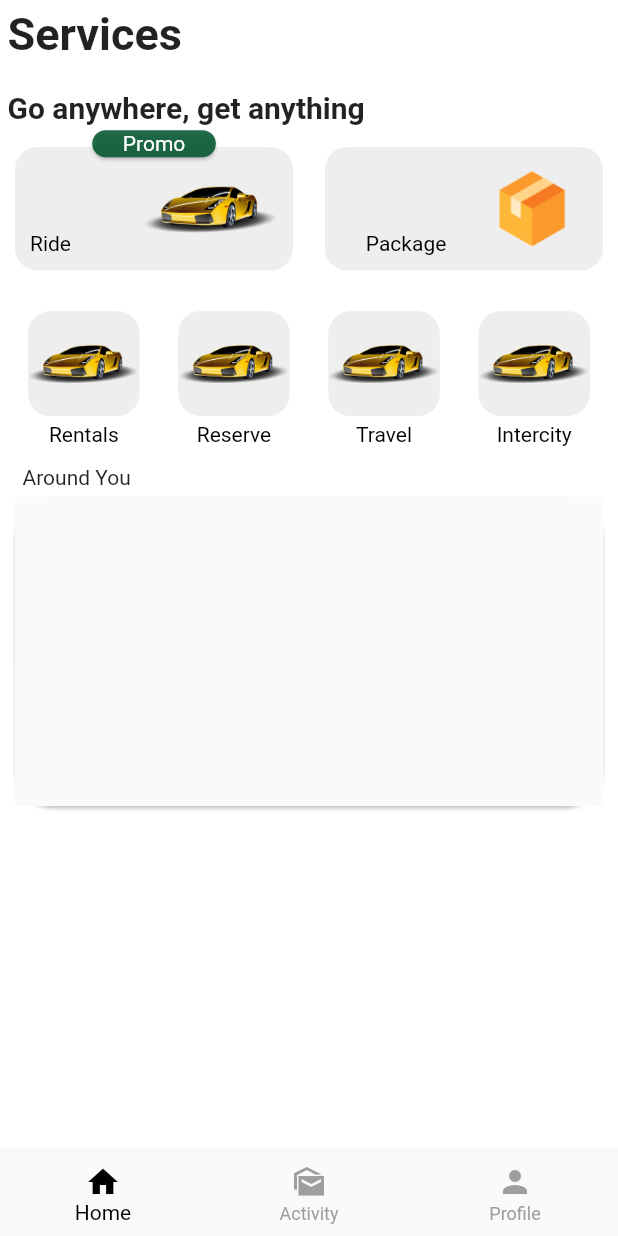
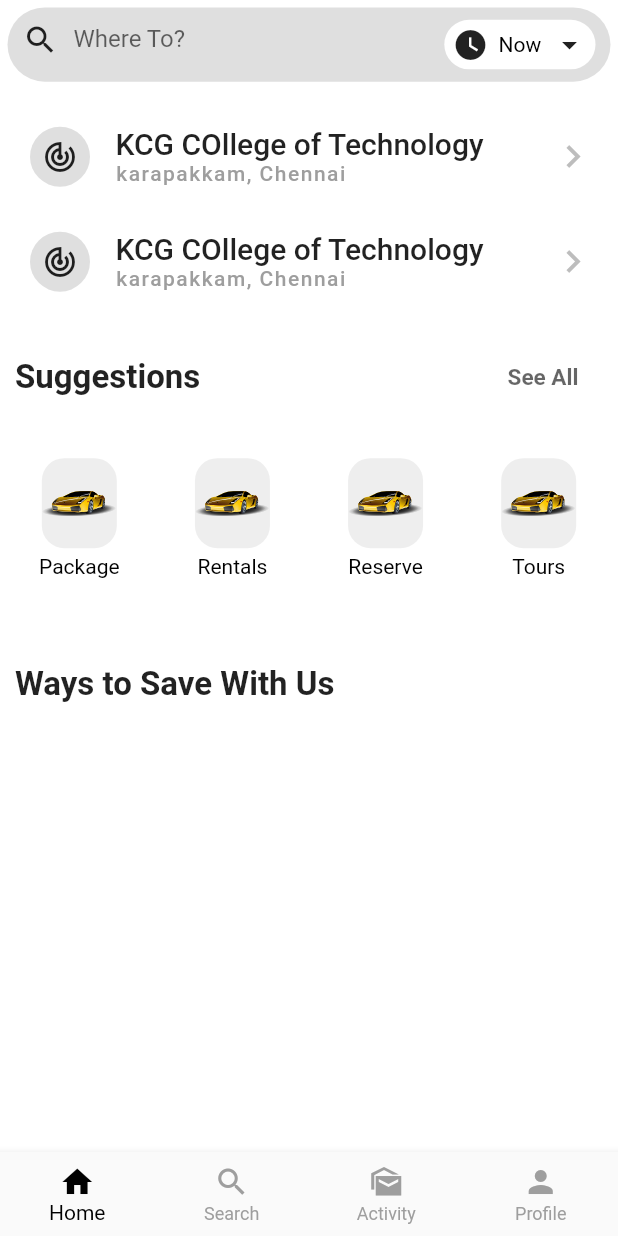
Before and after one commit to kiridharan/olacab_clone, a Flutter app: the screen it shows after launch, on a phone screen of 412 x 824 dp. Run offline on Flutter 3.47's test engine with Material 2 defaults, Android fonts, the phone set to English and light mode, and no system bars; our stand-ins replace flutter_svg, flutter_svg_provider, google_maps_flutter, google_sign_in, location, pie_chart and 1 more; Roboto replaces fonts that are missing (Nunito); project files that could hold a hidden picture were left out.

Commit message:
HomePage

```diff
--- a/lib/UI/components/activity/list_row_card.dart
+++ b/lib/UI/components/activity/list_row_card.dart
@@ -1,5 +1,5 @@
 import 'package:flutter/material.dart';
-import 'package:flutter_svg_provider/flutter_svg_provider.dart' as svgimage;
+import 'package:flutter_svg/flutter_svg.dart';
 
 class CustomeCardHome extends StatelessWidget {
   String title;
@@ -17,6 +17,7 @@ class CustomeCardHome extends StatelessWidget {
       color: Colors.white,
       child: SizedBox(
         width: MediaQuery.of(context).size.width * 0.20,
+        height: MediaQuery.of(context).size.height * 0.12,
         child: Column(
           mainAxisAlignment: MainAxisAlignment.start,
           children: [
@@ -25,13 +26,12 @@ class CustomeCardHome extends StatelessWidget {
                   borderRadius: BorderRadius.circular(15)),
               elevation: 0,
               color: Colors.grey.shade200,
-              child: const Padding(
-                padding: EdgeInsets.all(0),
-                child: Image(
-                  image: svgimage.Svg("assets/images/lam.svg"),
-                  fit: BoxFit.fitWidth,
-                  width: 90,
-                  height: 70,
+              child: Padding(
+                padding: const EdgeInsets.all(0),
+                child: SvgPicture.asset(
+                  "assets/images/lam.svg",
+                  height: 60,
+                  width: 50,
                 ),
               ),
             ),
--- a/lib/UI/components/activity/list_util.dart
+++ b/lib/UI/components/activity/list_util.dart
@@ -23,7 +23,7 @@ class ListUitl extends StatelessWidget {
               decoration: BoxDecoration(
                   color: const Color.fromARGB(225, 219, 219, 219),
                   borderRadius: BorderRadius.circular(100)),
-              child: const Icon(Icons.star),
+              child: const Icon(Icons.location_city),
             ),
             Text(
               title,
--- a/lib/UI/components/activity/search_activity.dart
+++ b/lib/UI/components/activity/search_activity.dart
@@ -1,7 +1,12 @@
+// ignore_for_file: public_member_api_docs, sort_constructors_first
 import 'package:flutter/material.dart';
 
 class SearchBar extends StatelessWidget {
-  const SearchBar({super.key});
+  TextEditingController controller;
+  SearchBar({
+    Key? key,
+    required this.controller,
+  }) : super(key: key);
 
   @override
   Widget build(BuildContext context) {
@@ -13,38 +18,37 @@ class SearchBar extends StatelessWidget {
           borderRadius: BorderRadius.circular(60)),
       child: SizedBox(
         width: MediaQuery.of(context).size.width,
-        height: MediaQuery.of(context).size.height * .05,
+        height: MediaQuery.of(context).size.height * .06,
         child: Row(
-          mainAxisAlignment: MainAxisAlignment.spaceBetween,
           children: [
             Row(
-              children: const [
-                Icon(Icons.search),
-                SizedBox(
-                  width: 10,
+              mainAxisAlignment: MainAxisAlignment.center,
+              crossAxisAlignment: CrossAxisAlignment.start,
+              children: [
+                const Icon(Icons.search),
+                Container(
+                  margin: const EdgeInsets.only(left: 10, top: 10),
+                  width: MediaQuery.of(context).size.width * .6,
+                  height: 20,
+                  child: TextFormField(
+                    controller: controller,
+                    decoration: const InputDecoration(
+                      border: InputBorder.none,
+                      hintText: 'Where To?',
                     ),
-                Text(
-                  "Where To?",
-                  style: TextStyle(
-                      color: Colors.black,
-                      fontSize: 16,
-                      fontWeight: FontWeight.normal),
+                  ),
                 ),
               ],
             ),
-            Row(
-              children: [
-                VerticalDivider(
-                  width: MediaQuery.of(context).size.height * .025,
-                ),
-                Container(
+            Flexible(
+              child: Container(
                 padding: const EdgeInsets.only(left: 2, right: 2),
                 decoration: BoxDecoration(
                     color: Colors.white,
                     borderRadius: BorderRadius.circular(60)),
                 child: SizedBox(
                   width: MediaQuery.of(context).size.width * 0.25,
-                    height: MediaQuery.of(context).size.height * .035,
+                  height: MediaQuery.of(context).size.height * .040,
                   child: Row(
                     mainAxisAlignment: MainAxisAlignment.spaceAround,
                     children: const [
@@ -57,8 +61,7 @@ class SearchBar extends StatelessWidget {
                     ],
                   ),
                 ),
-                )
-              ],
+              ),
             ),
           ],
         ),
--- /dev/null
+++ b/lib/UI/components/home/listWidget.dart
@@ -0,0 +1,63 @@
+import 'package:flutter/material.dart';
+
+class ListWidget extends StatelessWidget {
+  const ListWidget({super.key});
+
+  @override
+  Widget build(BuildContext context) {
+    return Container(
+      padding: const EdgeInsets.all(15),
+      width: double.infinity,
+      height: 70,
+      child: Row(
+        mainAxisAlignment: MainAxisAlignment.start,
+        crossAxisAlignment: CrossAxisAlignment.center,
+        children: [
+          Container(
+            width: 40,
+            height: 40,
+            margin:
+                const EdgeInsets.only(left: 5, right: 10, bottom: 0, top: 0),
+            padding: const EdgeInsets.only(left: 2, right: 2),
+            decoration: BoxDecoration(
+                color: const Color.fromARGB(225, 219, 219, 219),
+                borderRadius: BorderRadius.circular(100)),
+            child: const Icon(Icons.track_changes),
+          ),
+          Flexible(
+            child: Container(
+              width: MediaQuery.of(context).size.width * 0.7,
+              height: 40,
+              margin:
+                  const EdgeInsets.only(left: 5, right: 10, bottom: 0, top: 0),
+              padding: const EdgeInsets.only(left: 2, right: 2),
+              child: Column(
+                mainAxisAlignment: MainAxisAlignment.start,
+                crossAxisAlignment: CrossAxisAlignment.start,
+                children: [
+                  const Text(
+                    "KCG COllege of Technology",
+                    style: TextStyle(fontSize: 20, fontWeight: FontWeight.w500),
+                  ),
+                  Text(
+                    "karapakkam, Chennai",
+                    style: TextStyle(
+                        fontSize: 14,
+                        fontWeight: FontWeight.w500,
+                        letterSpacing: 1,
+                        color: Colors.grey.shade500),
+                  ),
+                ],
+              ),
+            ),
+          ),
+          Icon(
+            Icons.keyboard_arrow_right_outlined,
+            color: Colors.grey.shade400,
+            size: 30,
+          )
+        ],
+      ),
+    );
+  }
+}
--- a/lib/UI/pages/Loading.dart
+++ b/lib/UI/pages/Loading.dart
@@ -13,7 +13,6 @@ class LoadingPage extends StatefulWidget {
 class LoadingPageState extends State<LoadingPage> {
   @override
   void initState() {
-    // TODO: implement initState
     super.initState();
     startTimer();
   }
--- a/lib/UI/pages/LoginPage.dart
+++ b/lib/UI/pages/LoginPage.dart
@@ -3,8 +3,9 @@ import 'package:flutter/cupertino.dart';
 import 'package:flutter/material.dart';
 import 'package:flutter_svg_provider/flutter_svg_provider.dart' as svgimage;
 import 'package:google_sign_in/google_sign_in.dart';
-import 'package:untitled/controller/GoogleSignInApi.dart';
-import '../../controller/Navigation.dart';
+import 'package:untitled/controller/google_signin_api_custom.dart';
+
+import '../../controller/navigation.dart';
 
 class LoginPage extends StatefulWidget {
   const LoginPage({Key? key}) : super(key: key);
@@ -17,7 +18,6 @@ class LoginPage extends StatefulWidget {
 class _MyLoginState extends State<LoginPage> {
   @override
   void initState() {
-    // TODO: implement initState
     super.initState();
   }
 
@@ -121,9 +121,9 @@ class _MyLoginState extends State<LoginPage> {
                       //
                       GoogleSignInAccount? user;
                       if (Platform.isAndroid) {
-                        user = await GoogleSignInApi.login();
+                        user = await GoogleSignInApiCusotom.login();
                       } else if (Platform.isIOS) {
-                        user = await GoogleSignInApi.login();
+                        user = await GoogleSignInApiCusotom.login();
                       }
 
                       if (user != null) {
--- a/lib/UI/pages/ProfilePage.dart
+++ b/lib/UI/pages/ProfilePage.dart
@@ -15,7 +15,7 @@ class _ProfilePage extends State<ProfilePage> {
   @override
   void initState() {
     _nav;
-    // TODO: need to add route to the list
+
     super.initState();
   }
 
--- /dev/null
+++ b/lib/UI/pages/home_page.dart
@@ -0,0 +1,106 @@
+import 'package:flutter/material.dart';
+import 'package:untitled/UI/components/activity/list_row_card.dart';
+import 'package:untitled/UI/components/activity/search_activity.dart';
+import 'package:untitled/UI/components/home/listWidget.dart';
+
+class HomePage extends StatefulWidget {
+  const HomePage({super.key});
+
+  @override
+  State<HomePage> createState() => _HomePageState();
+}
+
+class _HomePageState extends State<HomePage> {
+  final TextEditingController _searchController = TextEditingController();
+
+  @override
+  void initState() {
+    _searchController;
+    super.initState();
+  }
+
+  @override
+  void dispose() {
+    _searchController.dispose();
+    super.dispose();
+  }
+
+  @override
+  Widget build(BuildContext context) {
+    return Scaffold(
+      backgroundColor: Colors.white,
+      body: SafeArea(
+        child: Column(
+          mainAxisAlignment: MainAxisAlignment.start,
+          crossAxisAlignment: CrossAxisAlignment.start,
+          children: [
+            SearchBar(
+              controller: _searchController,
+            ),
+            const ListWidget(),
+            const ListWidget(),
+            Padding(
+              padding: const EdgeInsets.all(10.0),
+              child: Row(
+                mainAxisAlignment: MainAxisAlignment.spaceBetween,
+                children: [
+                  const Text(
+                    "Suggestions",
+                    style: TextStyle(
+                      fontSize: 22,
+                      fontWeight: FontWeight.w600,
+                    ),
+                  ),
+                  Padding(
+                    padding: const EdgeInsets.all(8.0),
+                    child: TextButton(
+                      onPressed: null,
+                      child: Text(
+                        "See All",
+                        style: TextStyle(
+                            fontSize: 15,
+                            fontWeight: FontWeight.w600,
+                            color: Colors.black.withOpacity(.6)),
+                      ),
+                    ),
+                  ),
+                ],
+              ),
+            ),
+            SizedBox(
+              height: MediaQuery.of(context).size.height * 0.17,
+              child: Row(
+                mainAxisAlignment: MainAxisAlignment.spaceEvenly,
+                crossAxisAlignment: CrossAxisAlignment.start,
+                children: [
+                  CustomeCardHome(
+                    title: "Package",
+                  ),
+                  CustomeCardHome(
+                    title: "Rentals",
+                  ),
+                  CustomeCardHome(
+                    title: "Reserve",
+                  ),
+                  CustomeCardHome(
+                    title: "Tours",
+                  )
+                ],
+              ),
+            ),
+            const Padding(
+              padding: EdgeInsets.all(10.0),
+              child: Text(
+                "Ways to Save With Us",
+                style: TextStyle(
+                  fontSize: 22,
+                  fontWeight: FontWeight.w600,
+                ),
+              ),
+            ),
+          ],
+        ),
+      ),
+    );
+  }
+}
--- a/lib/UI/pages/HomePage.dart
+++ b/lib/UI/pages/service_page.dart
@@ -10,14 +10,14 @@ import 'package:untitled/UI/components/activity/package_custom.dart';
 import 'package:untitled/UI/components/activity/promo_card.dart';
 import 'package:untitled/controller/activity/activity_utils.dart';
 
-class HomePage extends StatefulWidget {
-  const HomePage({Key? key}) : super(key: key);
+class ServicePage extends StatefulWidget {
+  const ServicePage({Key? key}) : super(key: key);
   @override
   // ignore: library_private_types_in_public_api
-  _HomePage createState() => _HomePage();
+  _ServicePage createState() => _ServicePage();
 }
 
-class _HomePage extends State<HomePage> {
+class _ServicePage extends State<ServicePage> {
   final ActivityContoller _activityContoller = ActivityContoller();
 
   final Completer<GoogleMapController> _controller =
@@ -25,7 +25,6 @@ class _HomePage extends State<HomePage> {
 
   @override
   void initState() {
-    // TODO: implement initState
     if (mounted) {
       _activityContoller;
       _controller;
--- a/lib/UI/pages/settings.dart
+++ b/lib/UI/pages/settings.dart
@@ -11,7 +11,7 @@ class SettingsPage extends StatefulWidget {
 class _SettingPage extends State<SettingsPage> {
   @override
   void initState() {
-    // TODO: implement initState
+    //
     super.initState();
   }
 
--- a/lib/constant.dart
+++ b/lib/constant.dart
@@ -1,4 +1,4 @@
-// homepage card width and height
+// ServicePage card width and height
 
 // Path: lib/constant.dart
 
--- a/lib/controller/GoogleSignInApi.dart
+++ /dev/null
@@ -1,6 +0,0 @@
-import 'package:google_sign_in/google_sign_in.dart';
-class GoogleSignInApi{
-  static final _googleSignIn=GoogleSignIn();
-  static Future<GoogleSignInAccount?> login()=> _googleSignIn.signIn();
-
-}
--- a/lib/controller/Navigation.dart
+++ b/lib/controller/Navigation.dart
@@ -1,22 +1,24 @@
 import 'package:flutter/material.dart';
+import 'package:untitled/UI/pages/home_page.dart';
 
 import '../UI/pages/Activity.dart';
-import '../UI/pages/HomePage.dart';
+import '../UI/pages/service_page.dart';
 import '../UI/pages/ProfilePage.dart';
 
 /// This Widget is the main application widget.
 
 class Navigation extends StatefulWidget {
-  Navigation({Key? key}) : super(key: key);
+  const Navigation({Key? key}) : super(key: key);
 
   @override
-  _NavigationBarState createState() => _NavigationBarState();
+  _NavigationState createState() => _NavigationState();
 }
 
-class _NavigationBarState extends State<Navigation> {
+class _NavigationState extends State<Navigation> {
   int _selectedIndex = 0;
   final screens = const [
     HomePage(),
+    ServicePage(),
     Activity(),
     ProfilePage(),
   ];
@@ -34,10 +36,17 @@ class _NavigationBarState extends State<Navigation> {
       bottomNavigationBar: BottomNavigationBar(
           items: const <BottomNavigationBarItem>[
             BottomNavigationBarItem(
-                icon: Icon(Icons.home, color: Colors.grey),
-                activeIcon: Icon(Icons.home, color: Colors.black),
-                label: 'Home',
-                backgroundColor: Colors.white),
+              icon: Icon(Icons.home, color: Colors.grey),
+              activeIcon: Icon(Icons.home, color: Colors.black),
+              label: 'Home',
+              backgroundColor: Colors.white,
+            ),
+            BottomNavigationBarItem(
+              icon: Icon(Icons.search, color: Colors.grey),
+              activeIcon: Icon(Icons.menu_sharp, color: Colors.black),
+              label: 'Search',
+              backgroundColor: Colors.white,
+            ),
             BottomNavigationBarItem(
                 icon: Icon(Icons.mark_as_unread_sharp, color: Colors.grey),
                 activeIcon:
--- /dev/null
+++ b/lib/controller/google_signin_api_custom.dart
@@ -0,0 +1,6 @@
+import 'package:google_sign_in/google_sign_in.dart';
+
+class GoogleSignInApiCusotom {
+  static final _googleSignIn = GoogleSignIn();
+  static Future<GoogleSignInAccount?> login() => _googleSignIn.signIn();
+}
--- a/lib/main.dart
+++ b/lib/main.dart
@@ -1,9 +1,11 @@
 import 'package:flutter/material.dart';
 import 'package:untitled/UI/pages/Activity.dart';
-import 'package:untitled/UI/pages/HomePage.dart';
 import 'package:untitled/UI/pages/LoginPage.dart';
+import 'package:untitled/UI/pages/home_page.dart';
+import 'package:untitled/UI/pages/service_page.dart';
+
 import 'package:untitled/UI/pages/ProfilePage.dart';
-import 'package:untitled/controller/Navigation.dart';
+import 'package:untitled/controller/navigation.dart';
 
 void main() {
   runApp(MaterialApp(
@@ -12,10 +14,12 @@ void main() {
     theme: ThemeData(
       fontFamily: 'Nunito',
     ),
+    // TODO - Add a login route in production .
     initialRoute: 'navigation',
     routes: {
-      'navigation': (context) => Navigation(),
       'home': (context) => const HomePage(),
+      'navigation': (context) => const Navigation(),
+      'home': (context) => const ServicePage(),
       'loginPage': (context) => const LoginPage(),
       'activity': (context) => const Activity(),
       'profile': (context) => const ProfilePage(),
```
Also changed, not shown: pubspec.yaml (+3 -9 lines), assets/images/carcard.jpg (added). Lines whose indentation alone changed are shown as unchanged.
